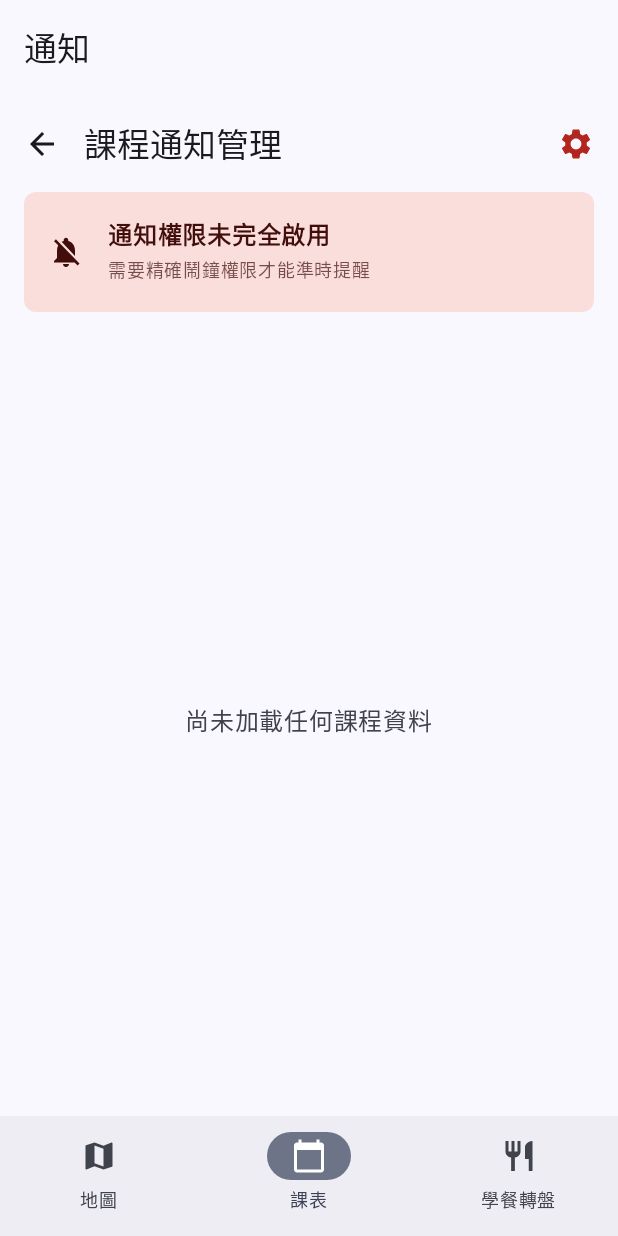
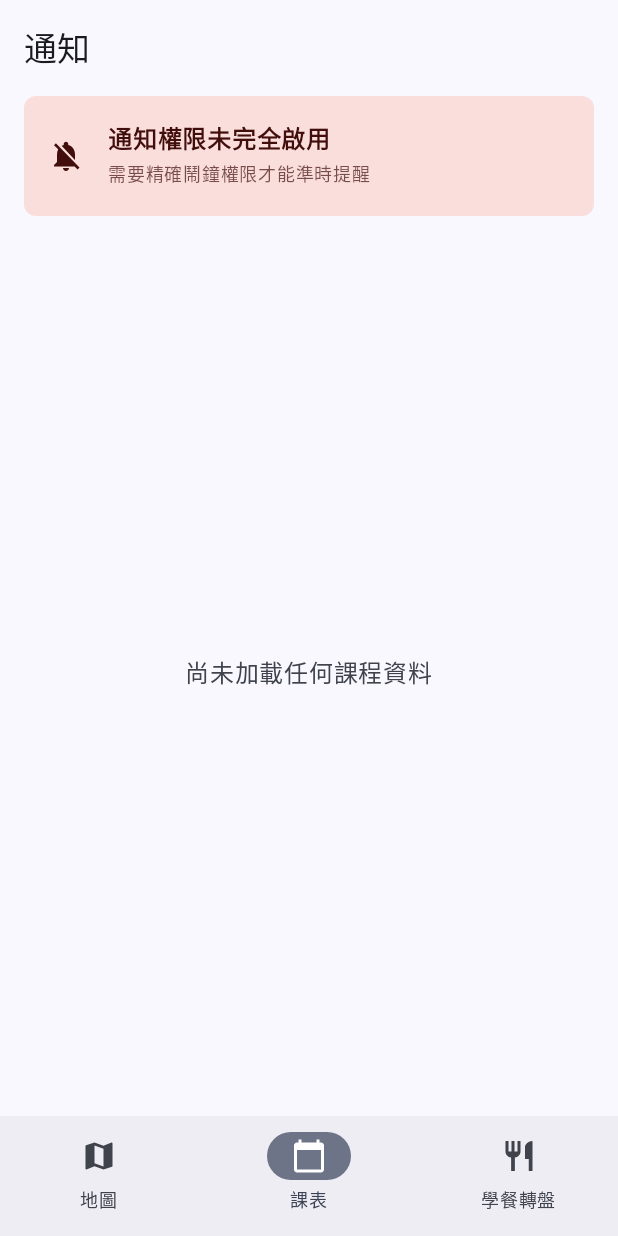
Before and after one commit to ScaratP/project250331, an Android app built with Jetpack Compose: the NotificationManagerScreen screen opened through its navigation route, on a phone screen of 412 x 824 dp. Run offline under Robolectric (Android 15) with nearby library versions, the phone set to English and light mode, and no system bars; our stand-ins replace Room's generated code.

```diff
--- a/app/src/main/java/com/example/project250311/Schedule/Note/NoteListScreen.kt
+++ b/app/src/main/java/com/example/project250311/Schedule/Note/NoteListScreen.kt
@@ -100,8 +100,6 @@ fun NoteListScreen(
             .padding(16.dp)
     ) {
         Column {
-            Text("便利貼們", fontSize = 24.sp)
-            Spacer(modifier = Modifier.height(8.dp))
 
             // Search bar with date filter
             Row(
@@ -111,7 +109,7 @@ fun NoteListScreen(
                 TextField(
                     value = searchQuery,
                     onValueChange = { searchQuery = it },
-                    placeholder = { Text("Search notes...") },
+                    placeholder = { Text("搜尋筆記內容") },
                     modifier = Modifier.weight(1f)
                 )
                 Spacer(modifier = Modifier.width(8.dp))
--- a/app/src/main/java/com/example/project250311/Schedule/Notice/NotificationManagerScreen.kt
+++ b/app/src/main/java/com/example/project250311/Schedule/Notice/NotificationManagerScreen.kt
@@ -103,31 +103,6 @@ fun NotificationManagerScreen(navController: NavHostController) {
         .associateWith { groupedCourses[it]!! }
 
     Scaffold(
-        topBar = {
-            TopAppBar(
-                title = { Text("課程通知管理") },
-                navigationIcon = {
-                    IconButton(onClick = { navController.navigateUp() }) {
-                        Icon(Icons.Default.ArrowBack, contentDescription = "返回")
-                    }
-                },
-                actions = {
-                    IconButton(onClick = {
-                        if (Build.VERSION.SDK_INT >= Build.VERSION_CODES.S) {
-                            val intent = Intent(Settings.ACTION_REQUEST_SCHEDULE_EXACT_ALARM)
-                            context.startActivity(intent)
-                        }
-                    }) {
-                        Icon(
-                            Icons.Default.Settings,
-                            contentDescription = "通知權限設定",
-                            tint = if (canScheduleExactAlarms) MaterialTheme.colorScheme.primary
-                            else MaterialTheme.colorScheme.error
-                        )
-                    }
-                }
-            )
-        }
     ) { paddingValues ->
         if (isLoading) {
             Box(
```
